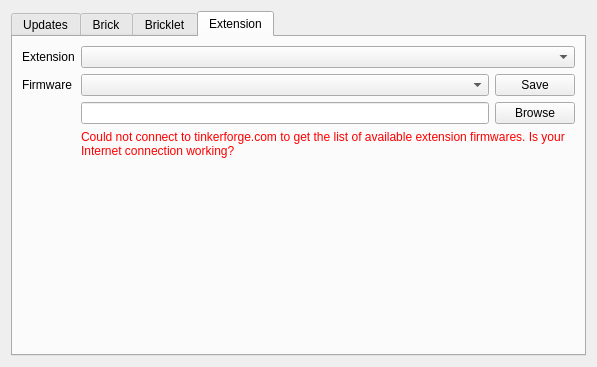
Before: the Qt Designer form src/brickv/ui/flashing.ui in Tinkerforge/brickv, drawn with Qt 5.
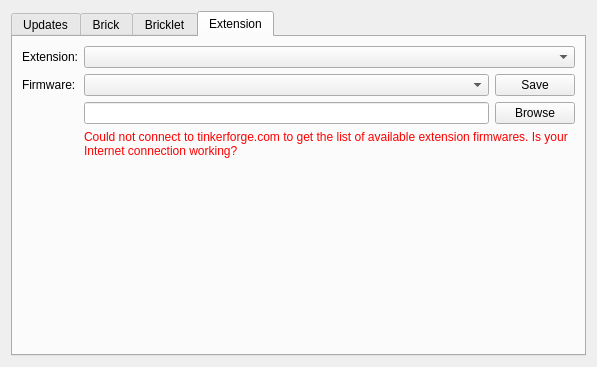
After: the same form once the commit is applied. The open tabs and pages were chosen to show the change.

Commit message: Cosmetic changes on Extension flashing tab

Patch:
```diff
--- a/src/brickv/ui/flashing.ui
+++ b/src/brickv/ui/flashing.ui
@@ -349,14 +349,14 @@
          <item row="0" column="0">
           <widget class="QLabel" name="label_4">
            <property name="text">
-            <string>Extension</string>
+            <string>Extension:</string>
            </property>
           </widget>
          </item>
          <item row="1" column="0">
           <widget class="QLabel" name="label_5">
            <property name="text">
-            <string>Firmware</string>
+            <string>Firmware:</string>
            </property>
           </widget>
          </item>
```
Left out of the diff: 5 changed lines with no effect on the pictures. The commit also changes 1 other file.
